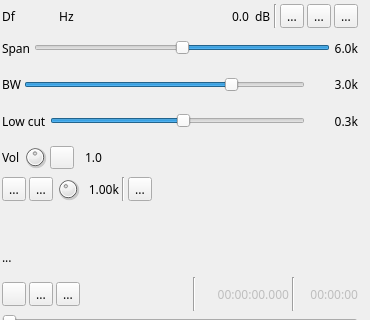
Qt form plugins/channeltx/modssb/ssbmodgui.ui (f4exb/sdrangel) before a commit; both pictures show x 0 to 370 and y 0 to 320 of the 370 by 643 pixel window.
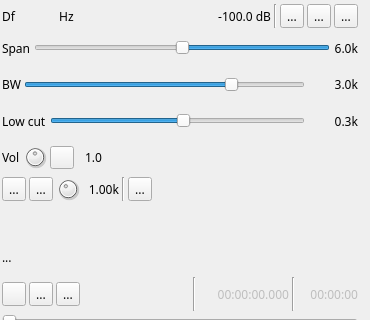
The same form after that commit. Icons and pictures are not drawn. Custom widgets are drawn as their Qt base class.

Commit message: All mod and demod plugins: try to fix channel power display

Patch:
```diff
--- a/plugins/channeltx/modssb/ssbmodgui.ui
+++ b/plugins/channeltx/modssb/ssbmodgui.ui
@@ -139,9 +139,13 @@
        </spacer>
       </item>
       <item>
-       <layout class="QHBoxLayout" name="channelPoweLayout">
-        <item>
          <widget class="QLabel" name="channelPower">
+        <property name="minimumSize">
+         <size>
+          <width>60</width>
+          <height>0</height>
+         </size>
+        </property>
           <property name="toolTip">
            <string>Channel power</string>
           </property>
@@ -149,14 +153,10 @@
            <enum>Qt::RightToLeft</enum>
           </property>
           <property name="text">
-           <string>0.0</string>
-          </property>
-         </widget>
-        </item>
-        <item>
-         <widget class="QLabel" name="channelPowerUnits">
-          <property name="text">
-           <string> dB</string>
+         <string>-100.0 dB</string>
+        </property>
+        <property name="alignment">
+         <set>Qt::AlignRight|Qt::AlignTrailing|Qt::AlignVCenter</set>
           </property>
          </widget>
         </item>
@@ -167,6 +167,8 @@
           </property>
          </widget>
         </item>
+      <item>
+       <layout class="QHBoxLayout" name="audioOptionsLayout">
         <item>
          <widget class="QToolButton" name="audioBinaural">
           <property name="toolTip">
```
Lines whose indentation alone changed are shown as unchanged. The commit also changes 17 other files.
